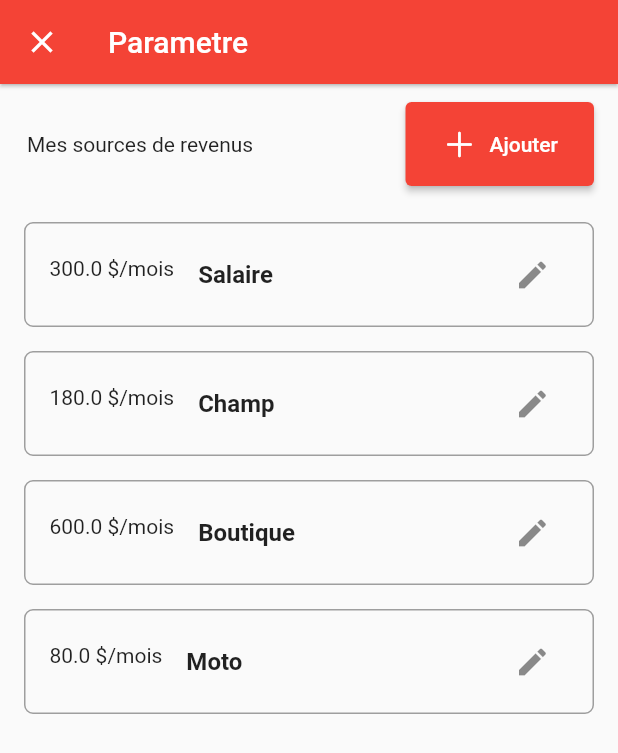
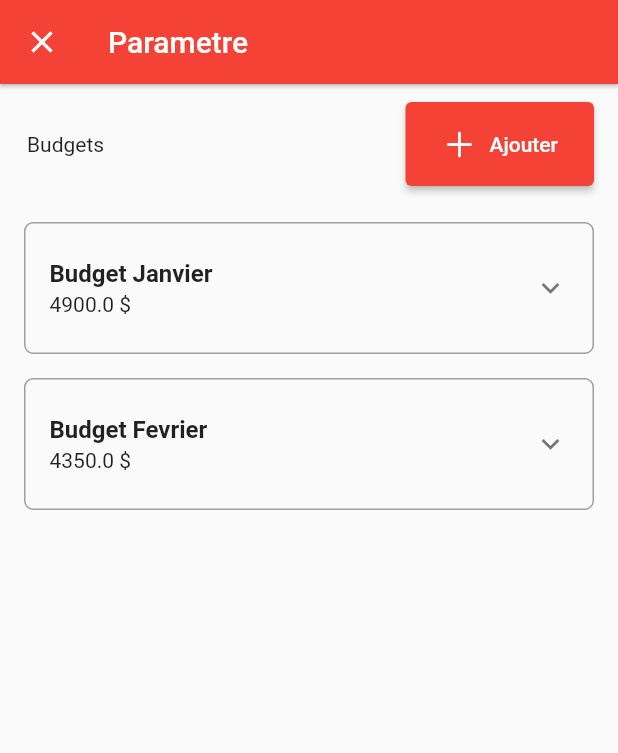
Before and after one commit to leenorshn/grf, a Flutter app: the screen it shows after launch, after a tap on the "settings" icon, on a phone screen of 412 x 824 dp. Shown: the top 753 px of the screen. Run offline on Flutter 3.47's test engine with Material 2 defaults, Android fonts, the phone set to English and light mode, and no system bars; our stand-ins replace pie_chart.

Commit message:
adding more screen

```diff
--- /dev/null
+++ b/lib/apis/budget_api.dart
@@ -0,0 +1,48 @@
+import 'package:grf/models/budget.dart';
+
+class BudgetApi {
+  List<Budget> budgetData = [
+    Budget(
+      title: "Budget Janvier",
+      items: [
+        BItem(
+          label: "Construction",
+          value: 3000,
+        ),
+        BItem(
+          label: "Frais academic",
+          value: 400,
+        ),
+        BItem(
+          label: "Achat moto",
+          value: 1000,
+        ),
+        BItem(
+          label: "Imprevu",
+          value: 500,
+        ),
+      ],
+    ),
+    Budget(
+      title: "Budget Fevrier",
+      items: [
+        BItem(
+          label: "Construction",
+          value: 3000,
+        ),
+        BItem(
+          label: "Famille",
+          value: 250,
+        ),
+        BItem(
+          label: "Entretien champ",
+          value: 700,
+        ),
+        BItem(
+          label: "Imprevu",
+          value: 400,
+        ),
+      ],
+    ),
+  ];
+}
--- a/lib/main_screen.dart
+++ b/lib/main_screen.dart
@@ -1,6 +1,7 @@
 import 'package:flutter/cupertino.dart';
 import 'package:flutter/material.dart';
 import 'package:grf/add_depasse_screen.dart';
+import 'package:grf/add_revenu_screen.dart';
 import 'package:grf/models/charge.dart';
 import 'package:grf/rapport_screen.dart';
 import 'package:grf/setting_screen.dart';
@@ -162,11 +163,47 @@ class _MainScreenState extends State<MainScreen> {
         },
       ),
       floatingActionButtonLocation: FloatingActionButtonLocation.centerFloat,
-      floatingActionButton: Padding(
-        padding: const EdgeInsets.symmetric(
-          horizontal: 40,
+      floatingActionButton: Container(
+        margin: const EdgeInsets.symmetric(horizontal: 8),
+        decoration: BoxDecoration(
+          color: Colors.red,
+          borderRadius: BorderRadius.circular(16),
         ),
-        child: ElevatedButton(
+        child: Row(
+          mainAxisAlignment: MainAxisAlignment.spaceBetween,
+          children: [
+            Expanded(
+              child: ElevatedButton.icon(
+                icon: const Icon(CupertinoIcons.arrow_down),
+                onPressed: () {
+                  Navigator.push(
+                    context,
+                    MaterialPageRoute(
+                      builder: (context) => const AddRevenuScreen(),
+                      fullscreenDialog: true,
+                    ),
+                  );
+                },
+                style: ElevatedButton.styleFrom(
+                  elevation: 0,
+                  padding:
+                      const EdgeInsets.symmetric(vertical: 20, horizontal: 16),
+                  shape: RoundedRectangleBorder(
+                    borderRadius: BorderRadius.circular(30),
+                  ),
+                ),
+                label: const Text(
+                  "Ajouter Revenu",
+                  style: TextStyle(
+                    fontWeight: FontWeight.w700,
+                    fontSize: 18,
+                  ),
+                ),
+              ),
+            ),
+            Expanded(
+              child: ElevatedButton.icon(
+                icon: const Icon(CupertinoIcons.arrow_up),
                 onPressed: () {
                   Navigator.push(
                     context,
@@ -177,13 +214,19 @@ class _MainScreenState extends State<MainScreen> {
                   );
                 },
                 style: ElevatedButton.styleFrom(
-            padding: const EdgeInsets.symmetric(vertical: 20, horizontal: 88),
-            shape: RoundedRectangleBorder(
-              borderRadius: BorderRadius.circular(30),
+                  elevation: 0,
+                  primary: Colors.black,
+                  padding:
+                      const EdgeInsets.symmetric(vertical: 20, horizontal: 16),
+                  shape: const RoundedRectangleBorder(
+                    borderRadius: BorderRadius.only(
+                      topRight: Radius.circular(16),
+                      bottomRight: Radius.circular(16),
                     ),
                   ),
-          child: const Text(
-            "Ajouter depasse",
+                ),
+                label: const Text(
+                  "Ajouter depense",
                   style: TextStyle(
                     fontWeight: FontWeight.w700,
                     fontSize: 18,
@@ -191,6 +234,9 @@ class _MainScreenState extends State<MainScreen> {
                 ),
               ),
             ),
+          ],
+        ),
+      ),
     );
   }
 }
--- /dev/null
+++ b/lib/models/budget.dart
@@ -0,0 +1,23 @@
+class Budget {
+  String title;
+  List<BItem> items;
+
+  Budget({required this.title, required this.items});
+
+  double getTotal() {
+    double t = 0;
+    for (var b in items) {
+      t = t + b.value;
+    }
+    return t;
+  }
+
+  double get totalBudget => getTotal();
+}
+
+class BItem {
+  String label;
+  double value;
+
+  BItem({this.value = 0, required this.label});
+}
--- a/lib/setting_screen.dart
+++ b/lib/setting_screen.dart
@@ -1,6 +1,8 @@
 import 'package:flutter/cupertino.dart';
 import 'package:flutter/material.dart';
+import 'package:grf/apis/budget_api.dart';
 import 'package:grf/models/revenu.dart';
+import 'package:grf/new_budget_screen.dart';
 
 class SettingScreen extends StatefulWidget {
   const SettingScreen({Key? key}) : super(key: key);
@@ -31,80 +33,15 @@ class _SettingScreenState extends State<SettingScreen> {
             child: Row(
               mainAxisAlignment: MainAxisAlignment.spaceBetween,
               children: [
-                const Text("Mes sources de revenus"),
+                const Text("Budgets"),
                 ElevatedButton.icon(
                   onPressed: () {
-                    showModalBottomSheet<void>(
-                      context: context,
-                      builder: (BuildContext context) {
-                        return Container(
-                          height: MediaQuery.of(context).size.height / 2,
-                          color: Colors.white,
-                          child: Column(
-                            children: <Widget>[
-                              Container(
-                                color: Colors.red,
-                                height: 56,
-                                padding:
-                                    const EdgeInsets.symmetric(horizontal: 16),
-                                child: Row(
-                                  mainAxisAlignment:
-                                      MainAxisAlignment.spaceBetween,
-                                  children: [
-                                    const Text(
-                                      'Nouvelle source',
-                                      style: TextStyle(
-                                        color: Colors.white,
-                                        fontWeight: FontWeight.w700,
-                                      ),
-                                    ),
-                                    TextButton.icon(
-                                      label: const Text('Enregister'),
-                                      icon: const Icon(
-                                          CupertinoIcons.checkmark_alt),
-                                      onPressed: () => Navigator.pop(context),
-                                      style: TextButton.styleFrom(
-                                        primary: Colors.white,
-                                      ),
-                                    )
-                                  ],
-                                ),
-                              ),
-                              const SizedBox(
-                                height: 16,
-                              ),
-                              Padding(
-                                padding: const EdgeInsets.symmetric(
-                                    horizontal: 40, vertical: 10),
-                                child: TextField(
-                                  onChanged: (v) {
-                                    setState(() {
-                                      revenu = double.parse(v);
-                                    });
-                                  },
-                                  keyboardType: TextInputType.number,
-                                  decoration: const InputDecoration(
-                                      labelText: "Revenu"),
-                                ),
-                              ),
-                              Padding(
-                                padding: const EdgeInsets.symmetric(
-                                    horizontal: 40, vertical: 10),
-                                child: TextField(
-                                  onChanged: (v) {
-                                    setState(() {
-                                      source = v;
-                                    });
-                                  },
-                                  keyboardType: TextInputType.text,
-                                  decoration: const InputDecoration(
-                                      labelText: "Source"),
-                                ),
-                              ),
-                            ],
-                          ),
-                        );
-                      },
+                    Navigator.push(
+                      context,
+                      MaterialPageRoute(
+                        builder: (_) => const NewBudgetScreen(),
+                        fullscreenDialog: true,
+                      ),
                     );
                   },
                   style: ElevatedButton.styleFrom(
@@ -122,7 +59,7 @@ class _SettingScreenState extends State<SettingScreen> {
           const SizedBox(
             height: 16,
           ),
-          for (var t in revenuData)
+          for (var t in BudgetApi().budgetData)
             Container(
               margin: const EdgeInsets.symmetric(vertical: 8, horizontal: 16),
               padding: const EdgeInsets.symmetric(
@@ -134,18 +71,27 @@ class _SettingScreenState extends State<SettingScreen> {
                 ),
                 borderRadius: BorderRadius.circular(6),
               ),
-              child: ListTile(
-                leading: Text("${t.montant} \$/${t.frequence}"),
+              child: ExpansionTile(
+                subtitle: Text("${t.totalBudget} \$"),
                 title: Text(
-                  t.source,
+                  t.title,
                   style: const TextStyle(
                     fontWeight: FontWeight.w700,
                   ),
                 ),
-                trailing: IconButton(
-                  onPressed: () {},
-                  icon: const Icon(Icons.edit),
-                ),
+                backgroundColor: Colors.red[50],
+                children: t.items
+                    .map(
+                      (e) => ListTile(
+                        title: Text(e.label),
+                        leading: Text("${e.value} \$"),
+                        trailing: IconButton(
+                          icon: const Icon(CupertinoIcons.checkmark_alt_circle),
+                          onPressed: () {},
+                        ),
+                      ),
+                    )
+                    .toList(),
               ),
             ),
           const SizedBox(
```
Also changed, not shown: lib/add_revenu_screen.dart (added, +75 -0 lines), lib/new_budget_screen.dart (added, +73 -0 lines). Lines whose indentation alone changed are shown as unchanged.
